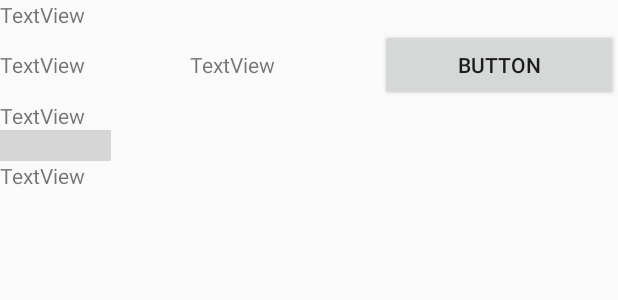
After one commit to swufeLD/FinalExam, an Android app: the layout showgua.xml on its own in the app's theme, with its tools: preview values and no code run, on a phone screen of 412 x 824 dp. The commit adds this screen. Shown: the top 300 px of the screen. Run offline under Robolectric (Android 15) with nearby library versions, the phone set to English and light mode, and no system bars; grey boxes are pictures that could not be loaded.

Commit message:
吃瓜板块显示页面以及数据库

```diff
--- a/app/src/main/java/com/example/finalexam/DBHelper.java
+++ b/app/src/main/java/com/example/finalexam/DBHelper.java
@@ -11,7 +11,7 @@ public class DBHelper extends SQLiteOpenHelper {
     private  static final int version=1;
     private  static final String DB_NAME="FinalExam.db";
     public   static final String User="User";
-    public  static final String Gua_EditorMessage="GuaMessage";
+    //public  static final String Gua_EditorMessage="GuaMessage";
 
     public DBHelper(@Nullable Context context, @Nullable String name, @Nullable SQLiteDatabase.CursorFactory factory, int version) {
         super(context, name, factory, version);
@@ -24,7 +24,7 @@ public class DBHelper extends SQLiteOpenHelper {
     @Override
     public void onCreate(SQLiteDatabase db) {
         db.execSQL("create table "+User+"(ID INTEGER PRIMARY KEY AUTOINCREMENT, UserName  text Unique,UserEmail text,UserPassword text)");
-        db.execSQL("create table "+Gua_EditorMessage+"(ID INTEGER PRIMARY KEY AUTOINCREMENT,Author text,Date text,Title text,Content text,Count Integer,Comment text)");
+       // db.execSQL("create table "+Gua_EditorMessage+"(ID INTEGER PRIMARY KEY AUTOINCREMENT,Author text,Date text,Title text,Content text,Count Integer,Comment text)");
     }
 
     @Override
--- /dev/null
+++ b/app/src/main/res/layout/showgua.xml
@@ -0,0 +1,79 @@
+<?xml version="1.0" encoding="utf-8"?>
+<LinearLayout xmlns:android="http://schemas.android.com/apk/res/android"
+    xmlns:app="http://schemas.android.com/apk/res-auto"
+    xmlns:tools="http://schemas.android.com/tools"
+    android:layout_width="match_parent"
+    android:layout_height="match_parent"
+    android:orientation="vertical">
+
+
+    <TextView
+        android:id="@+id/textView22"
+        android:layout_width="match_parent"
+        android:layout_height="wrap_content"
+        android:text="TextView" />
+
+    <LinearLayout
+        android:layout_width="match_parent"
+        android:layout_height="wrap_content"
+        android:orientation="horizontal">
+
+        <TextView
+            android:id="@+id/textView28"
+            android:layout_width="wrap_content"
+            android:layout_height="wrap_content"
+            android:layout_weight="1"
+            android:text="TextView" />
+
+        <TextView
+            android:id="@+id/textView27"
+            android:layout_width="wrap_content"
+            android:layout_height="wrap_content"
+            android:layout_weight="1"
+            android:text="TextView" />
+
+        <Button
+            android:id="@+id/button"
+            android:layout_width="wrap_content"
+            android:layout_height="wrap_content"
+            android:layout_weight="1"
+            android:text="Button" />
+    </LinearLayout>
+
+    <TextView
+        android:id="@+id/textView26"
+        android:layout_width="wrap_content"
+        android:layout_height="wrap_content"
+        android:text="TextView" />
+
+    <LinearLayout
+        android:layout_width="match_parent"
+        android:layout_height="wrap_content"
+        android:orientation="horizontal">
+
+        <ImageButton
+            android:id="@+id/imageButton2"
+            android:layout_width="wrap_content"
+            android:layout_height="wrap_content"
+            tools:srcCompat="@tools:sample/avatars" />
+
+        <ImageButton
+            android:id="@+id/imageButton3"
+            android:layout_width="wrap_content"
+            android:layout_height="wrap_content"
+            tools:srcCompat="@tools:sample/avatars" />
+
+        <ImageButton
+            android:id="@+id/imageButton4"
+            android:layout_width="wrap_content"
+            android:layout_height="wrap_content"
+            tools:srcCompat="@tools:sample/avatars" />
+    </LinearLayout>
+
+    <TextView
+        android:id="@+id/textView29"
+        android:layout_width="match_parent"
+        android:layout_height="wrap_content"
+        android:text="TextView" />
+
+</LinearLayout>
```
Also changed, not shown: app/src/main/AndroidManifest.xml (+8 -23 lines), app/src/main/java/com/example/finalexam/GuaDBHelper.java (added, +32 -0 lines), app/src/main/java/com/example/finalexam/GuaList.java (added, +58 -0 lines), app/src/main/java/com/example/finalexam/GuaListAdapter.java (added, +61 -0 lines), app/src/main/java/com/example/finalexam/GuaManager.java (+32 -3 lines), app/src/main/java/com/example/finalexam/GuaMessage.java (+35 -34 lines), app/src/main/java/com/example/finalexam/Gua_EditorMessage.java (+19 -10 lines), app/src/main/java/com/example/finalexam/ShowGua.java (added, +7 -0 lines), app/src/main/res/layout/gualist.xml (+24 -0 lines), app/src/main/res/layout/gualist_item.xml (added, +32 -0 lines), app/src/main/res/mipmap-hdpi/gualist.PNG (added).
